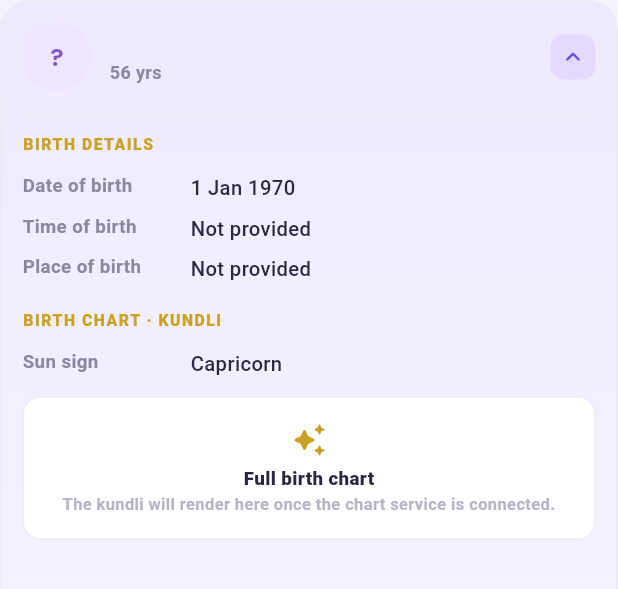
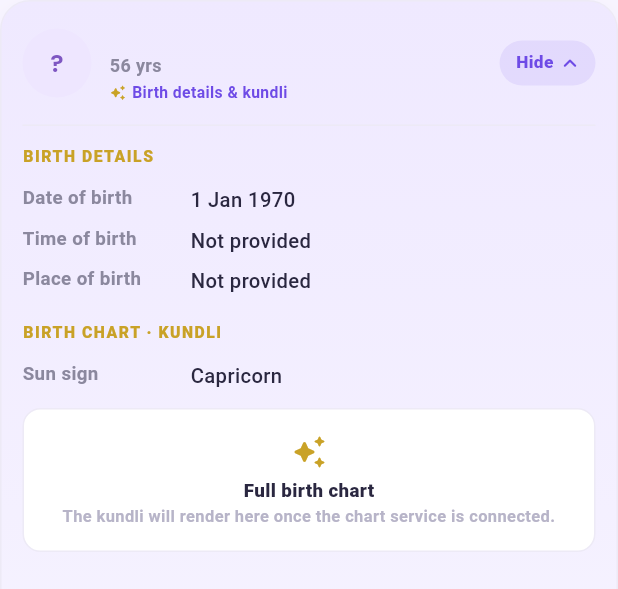
Before and after one commit to aaddrriisshh-dev/Asktro, a Flutter app: the CustomerDetailsCard widget shown alone on an empty page, opened directly with empty values, after a tap on an icon or button, on a phone screen of 412 x 824 dp. Shown: the top 589 px of the screen. Run offline on Flutter 3.47's test engine with Material 3 defaults, Android fonts, the phone set to English and light mode, and no system bars; our stand-ins replace cloud_firestore, cloud_functions, connectivity_plus, equatable, firebase_analytics, firebase_auth and 12 more; missing offline and left inert: firebase_app_check, razorpay_flutter; accounts and stored records are empty.

Commit message:
Chat: fixed collapsible details panel (no mid-screen blank space)
Move the customer-details card out of the reversed message list into a
fixed, height-capped (42%) collapsible panel above the chat. Fixes the
big blank gap that appeared when the card floated as the 'oldest
message' with few messages. Auto-expand it on entry so the astrologer
reads the person first, then collapses to reclaim the full chat area.
Add a clear View/Hide pill (up/down arrow) and an empty-chat hint.

Co-Authored-By: Claude Opus 4.8 <noreply@anthropic.com>
Claude-Session: https://claude.ai/code/session_01WRrriC1w7QS5YfDnWvnAQM

```diff
--- a/apps/astrologer/lib/ui/customer_details_card.dart
+++ b/apps/astrologer/lib/ui/customer_details_card.dart
@@ -60,27 +60,32 @@ class _CustomerDetailsCardState extends State<CustomerDetailsCard> {
                         Text(name, style: Sky.h2.copyWith(fontSize: 16), maxLines: 1, overflow: TextOverflow.ellipsis),
                         if (subtitle.isNotEmpty)
                           Text(subtitle, style: Sky.label.copyWith(fontSize: 12, color: Sky.ink2)),
-                        if (!_expanded) ...[
                         const SizedBox(height: 3),
                         Row(
                           children: [
                             const Icon(Icons.auto_awesome_rounded, size: 11, color: Sky.gold),
                             const SizedBox(width: 4),
-                              Text('Birth details & kundli · tap to view',
-                                  style: Sky.label.copyWith(fontSize: 10.5, color: Sky.purple, fontWeight: FontWeight.w700),),
+                            Text('Birth details & kundli',
+                                style: Sky.label.copyWith(fontSize: 10.5, color: Sky.purple, fontWeight: FontWeight.w700)),
                           ],
                         ),
-                        ],
                       ],
                     ),
                   ),
                   const SizedBox(width: 8),
                   Container(
-                    width: 30,
-                    height: 30,
-                    decoration: BoxDecoration(color: Sky.purple.withValues(alpha: 0.10), borderRadius: BorderRadius.circular(9)),
-                    child: Icon(_expanded ? Icons.expand_less_rounded : Icons.expand_more_rounded,
-                        size: 20, color: Sky.purple,),
+                    padding: const EdgeInsets.fromLTRB(11, 6, 8, 6),
+                    decoration: BoxDecoration(color: Sky.purple.withValues(alpha: 0.10), borderRadius: BorderRadius.circular(999)),
+                    child: Row(
+                      mainAxisSize: MainAxisSize.min,
+                      children: [
+                        Text(_expanded ? 'Hide' : 'View',
+                            style: Sky.label.copyWith(fontSize: 11.5, color: Sky.purple, fontWeight: FontWeight.w800)),
+                        const SizedBox(width: 2),
+                        Icon(_expanded ? Icons.keyboard_arrow_up_rounded : Icons.keyboard_arrow_down_rounded,
+                            size: 18, color: Sky.purple),
+                      ],
+                    ),
                   ),
                 ],
               ),
```
Also changed, not shown: apps/astrologer/lib/features/consultation/astrologer_consultation_screen.dart (+24 -14 lines). Lines whose indentation alone changed are shown as unchanged.
